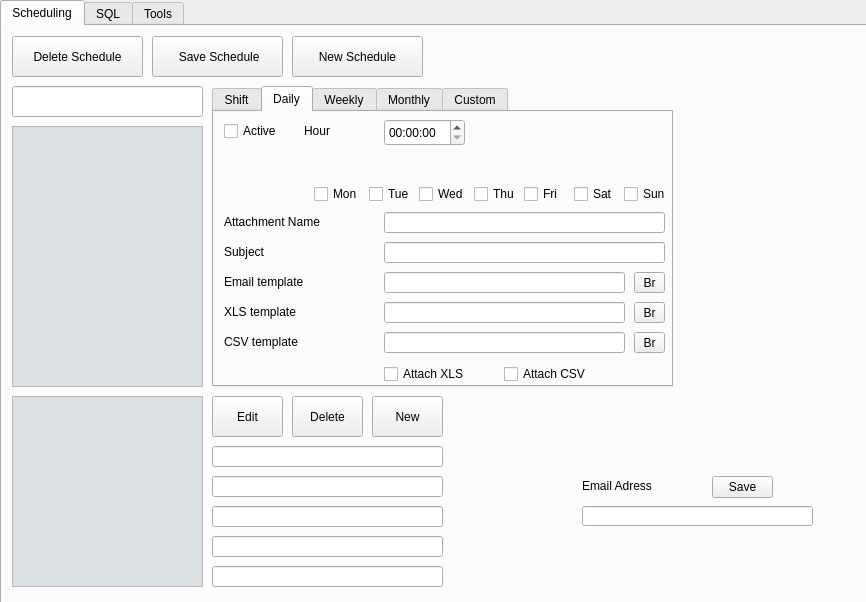
This is reporter.ui in Davebudil/reporter as Qt 5 draws it before an edit. The edited form follows.
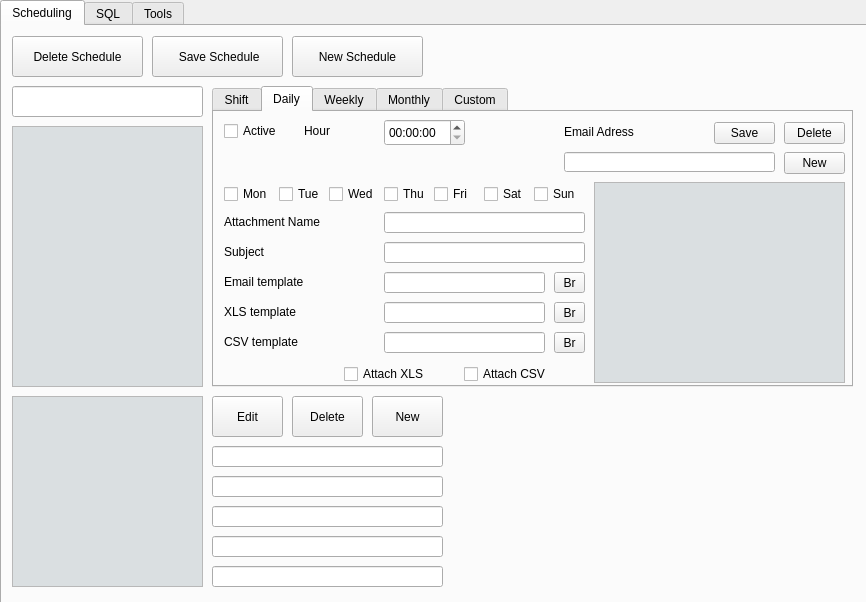
This is the edited form. The open tabs and pages were chosen to show the change. Icons and pictures are not drawn.

Commit message: Added map to store scheduling classes and added email adresses storage for every scheduling type -> need to connect it

Diff of the .ui file:
```diff
--- a/reporter.ui
+++ b/reporter.ui
@@ -640,7 +640,7 @@
        <rect>
         <x>210</x>
         <y>60</y>
-        <width>461</width>
+        <width>641</width>
         <height>301</height>
        </rect>
       </property>
@@ -1001,6 +1001,104 @@
          </rect>
         </property>
        </widget>
+       <widget class="QScrollArea" name="shiftEmailScrollArea">
+        <property name="geometry">
+         <rect>
+          <x>380</x>
+          <y>70</y>
+          <width>251</width>
+          <height>201</height>
+         </rect>
+        </property>
+        <property name="styleSheet">
+         <string notr="true"/>
+        </property>
+        <property name="widgetResizable">
+         <bool>true</bool>
+        </property>
+        <widget class="QWidget" name="shiftEmailWidget">
+         <property name="geometry">
+          <rect>
+           <x>0</x>
+           <y>0</y>
+           <width>249</width>
+           <height>199</height>
+          </rect>
+         </property>
+         <property name="styleSheet">
+          <string notr="true">	background: #DADFE1;
+	border: 1px solid #DADFE1;
+	color: black;</string>
+         </property>
+         <layout class="QVBoxLayout" name="verticalLayout_5">
+          <item>
+           <layout class="QVBoxLayout" name="shiftEmailLayout"/>
+          </item>
+         </layout>
+        </widget>
+       </widget>
+       <widget class="QLabel" name="label_5">
+        <property name="geometry">
+         <rect>
+          <x>350</x>
+          <y>10</y>
+          <width>141</width>
+          <height>20</height>
+         </rect>
+        </property>
+        <property name="text">
+         <string>Email Adress</string>
+        </property>
+       </widget>
+       <widget class="QLineEdit" name="shiftemailAdress">
+        <property name="geometry">
+         <rect>
+          <x>350</x>
+          <y>40</y>
+          <width>211</width>
+          <height>20</height>
+         </rect>
+        </property>
+       </widget>
+       <widget class="QToolButton" name="shiftsaveEmailAdress">
+        <property name="geometry">
+         <rect>
+          <x>500</x>
+          <y>10</y>
+          <width>61</width>
+          <height>22</height>
+         </rect>
+        </property>
+        <property name="text">
+         <string>Save</string>
+        </property>
+       </widget>
+       <widget class="QToolButton" name="shiftnewEmailAdress">
+        <property name="geometry">
+         <rect>
+          <x>570</x>
+          <y>40</y>
+          <width>61</width>
+          <height>22</height>
+         </rect>
+        </property>
+        <property name="text">
+         <string>New</string>
+        </property>
+       </widget>
+       <widget class="QToolButton" name="shiftdeleteEmailAdress">
+        <property name="geometry">
+         <rect>
+          <x>570</x>
+          <y>10</y>
+          <width>61</width>
+          <height>22</height>
+         </rect>
+        </property>
+        <property name="text">
+         <string>Delete</string>
+        </property>
+       </widget>
       </widget>
       <widget class="QWidget" name="Daily">
        <attribute name="title">
@@ -1024,7 +1122,7 @@
          <rect>
           <x>170</x>
           <y>160</y>
-          <width>241</width>
+          <width>161</width>
           <height>21</height>
          </rect>
         </property>
@@ -1034,7 +1132,7 @@
          <rect>
           <x>170</x>
           <y>190</y>
-          <width>241</width>
+          <width>161</width>
           <height>21</height>
          </rect>
         </property>
@@ -1057,7 +1155,7 @@
          <rect>
           <x>170</x>
           <y>100</y>
-          <width>281</width>
+          <width>201</width>
           <height>21</height>
          </rect>
         </property>
@@ -1065,7 +1163,7 @@
        <widget class="QCheckBox" name="dailyAttachCSV">
         <property name="geometry">
          <rect>
-          <x>290</x>
+          <x>250</x>
           <y>250</y>
           <width>121</width>
           <height>24</height>
@@ -1119,7 +1217,7 @@
          <rect>
           <x>170</x>
           <y>220</y>
-          <width>241</width>
+          <width>161</width>
           <height>21</height>
          </rect>
         </property>
@@ -1129,7 +1227,7 @@
          <rect>
           <x>170</x>
           <y>130</y>
-          <width>281</width>
+          <width>201</width>
           <height>21</height>
          </rect>
         </property>
@@ -1137,7 +1235,7 @@
        <widget class="QCheckBox" name="dailyAttachXLS">
         <property name="geometry">
          <rect>
-          <x>170</x>
+          <x>130</x>
           <y>250</y>
           <width>121</width>
           <height>24</height>
@@ -1163,7 +1261,7 @@
        <widget class="QCheckBox" name="dailySaturdayActive">
         <property name="geometry">
          <rect>
-          <x>360</x>
+          <x>270</x>
           <y>70</y>
           <width>51</width>
           <height>24</height>
@@ -1176,7 +1274,7 @@
        <widget class="QCheckBox" name="dailyTuesdayActive">
         <property name="geometry">
          <rect>
-          <x>155</x>
+          <x>65</x>
           <y>70</y>
           <width>51</width>
           <height>24</height>
@@ -1189,7 +1287,7 @@
        <widget class="QCheckBox" name="dailyWednesdayActive">
         <property name="geometry">
          <rect>
-          <x>205</x>
+          <x>115</x>
           <y>70</y>
           <width>55</width>
           <height>24</height>
@@ -1202,7 +1300,7 @@
        <widget class="QCheckBox" name="dailySundayActive">
         <property name="geometry">
          <rect>
-          <x>410</x>
+          <x>320</x>
           <y>70</y>
           <width>51</width>
           <height>24</height>
@@ -1215,7 +1313,7 @@
        <widget class="QCheckBox" name="dailyMondayActive">
         <property name="geometry">
          <rect>
-          <x>100</x>
+          <x>10</x>
           <y>70</y>
           <width>51</width>
           <height>24</height>
@@ -1228,7 +1326,7 @@
        <widget class="QCheckBox" name="dailyFridayActive">
         <property name="geometry">
          <rect>
-          <x>310</x>
+          <x>220</x>
           <y>70</y>
           <width>51</width>
           <height>24</height>
@@ -1241,7 +1339,7 @@
        <widget class="QCheckBox" name="dailyThursdayActive">
         <property name="geometry">
          <rect>
-          <x>260</x>
+          <x>170</x>
           <y>70</y>
           <width>51</width>
           <height>24</height>
@@ -1277,7 +1375,7 @@
        <widget class="QToolButton" name="dailyBrXLS">
         <property name="geometry">
          <rect>
-          <x>420</x>
+          <x>340</x>
           <y>190</y>
           <width>31</width>
           <height>21</height>
@@ -1290,7 +1388,7 @@
        <widget class="QToolButton" name="dailyBrCSV">
         <property name="geometry">
          <rect>
-          <x>420</x>
+          <x>340</x>
           <y>220</y>
           <width>31</width>
           <height>21</height>
@@ -1303,7 +1401,7 @@
        <widget class="QToolButton" name="dailyBrEMAIL">
         <property name="geometry">
          <rect>
-          <x>420</x>
+          <x>340</x>
           <y>160</y>
           <width>31</width>
           <height>21</height>
@@ -1313,6 +1411,104 @@
          <string>Br</string>
         </property>
        </widget>
+       <widget class="QScrollArea" name="dailyEmailScrollArea">
+        <property name="geometry">
+         <rect>
+          <x>380</x>
+          <y>70</y>
+          <width>251</width>
+          <height>201</height>
+         </rect>
+        </property>
+        <property name="styleSheet">
+         <string notr="true"/>
+        </property>
+        <property name="widgetResizable">
+         <bool>true</bool>
+        </property>
+        <widget class="QWidget" name="dailyEmailWidget">
+         <property name="geometry">
+          <rect>
+           <x>0</x>
+           <y>0</y>
+           <width>249</width>
+           <height>199</height>
+          </rect>
+         </property>
+         <property name="styleSheet">
+          <string notr="true">	background: #DADFE1;
+	border: 1px solid #DADFE1;
+	color: black;</string>
+         </property>
+         <layout class="QVBoxLayout" name="verticalLayout_6">
+          <item>
+           <layout class="QVBoxLayout" name="dailyEmailLayout"/>
+          </item>
+         </layout>
+        </widget>
+       </widget>
+       <widget class="QLineEdit" name="dailyEmailAdress">
+        <property name="geometry">
+         <rect>
+          <x>350</x>
+          <y>40</y>
+          <width>211</width>
+          <height>20</height>
+         </rect>
+        </property>
+       </widget>
+       <widget class="QToolButton" name="dailynewEmailAdress">
+        <property name="geometry">
+         <rect>
+          <x>570</x>
+          <y>40</y>
+          <width>61</width>
+          <height>22</height>
+         </rect>
+        </property>
+        <property name="text">
+         <string>New</string>
+        </property>
+       </widget>
+       <widget class="QToolButton" name="dailysaveEmailAdress">
+        <property name="geometry">
+         <rect>
+          <x>500</x>
+          <y>10</y>
+          <width>61</width>
+          <height>22</height>
+         </rect>
+        </property>
+        <property name="text">
+         <string>Save</string>
+        </property>
+       </widget>
+       <widget class="QToolButton" name="dailydeleteEmailAdress">
+        <property name="geometry">
+         <rect>
+          <x>570</x>
+          <y>10</y>
+          <width>61</width>
+          <height>22</height>
+         </rect>
+        </property>
+        <property name="text">
+         <string>Delete</string>
+        </property>
+       </widget>
+       <widget class="QLabel" name="label_23">
+        <property name="geometry">
+         <rect>
+          <x>350</x>
+          <y>10</y>
+          <width>141</width>
+          <height>20</height>
+         </rect>
+        </property>
+        <property name="text">
+         <string>Email Adress</string>
+        </property>
+       </widget>
       </widget>
       <widget class="QWidget" name="Weekly">
        <attribute name="title">
@@ -2226,19 +2422,6 @@
        </widget>
       </widget>
      </widget>
-     <widget class="QToolButton" name="saveEmailAdress">
-      <property name="geometry">
-       <rect>
-        <x>710</x>
-        <y>450</y>
-        <width>61</width>
-        <height>22</height>
-       </rect>
-      </property>
-      <property name="text">
-       <string>Save</string>
-      </property>
-     </widget>
      <widget class="QToolButton" name="saveScheduling">
       <property name="geometry">
        <rect>
@@ -2252,29 +2435,6 @@
        <string> Save Schedule</string>
       </property>
      </widget>
-     <widget class="QLabel" name="label_5">
-      <property name="geometry">
-       <rect>
-        <x>580</x>
-        <y>450</y>
-        <width>121</width>
-        <height>20</height>
-       </rect>
-      </property>
-      <property name="text">
-       <string>Email Adress</string>
-      </property>
-     </widget>
-     <widget class="QLineEdit" name="emailAdress">
-      <property name="geometry">
-       <rect>
-        <x>580</x>
-        <y>480</y>
-        <width>231</width>
-        <height>20</height>
-       </rect>
-      </property>
-     </widget>
      <widget class="QScrollArea" name="scrollSchedule">
       <property name="geometry">
        <rect>
```
Left out of the diff: 388 changed lines with no effect on the pictures. The commit also changes 12 other files.
